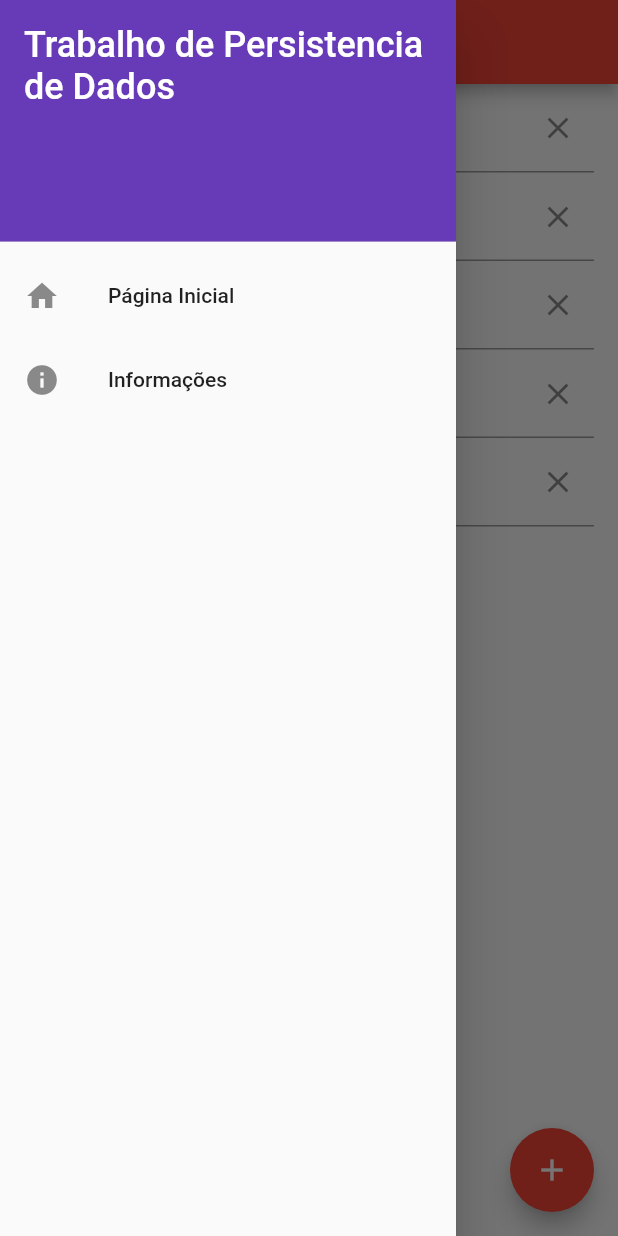
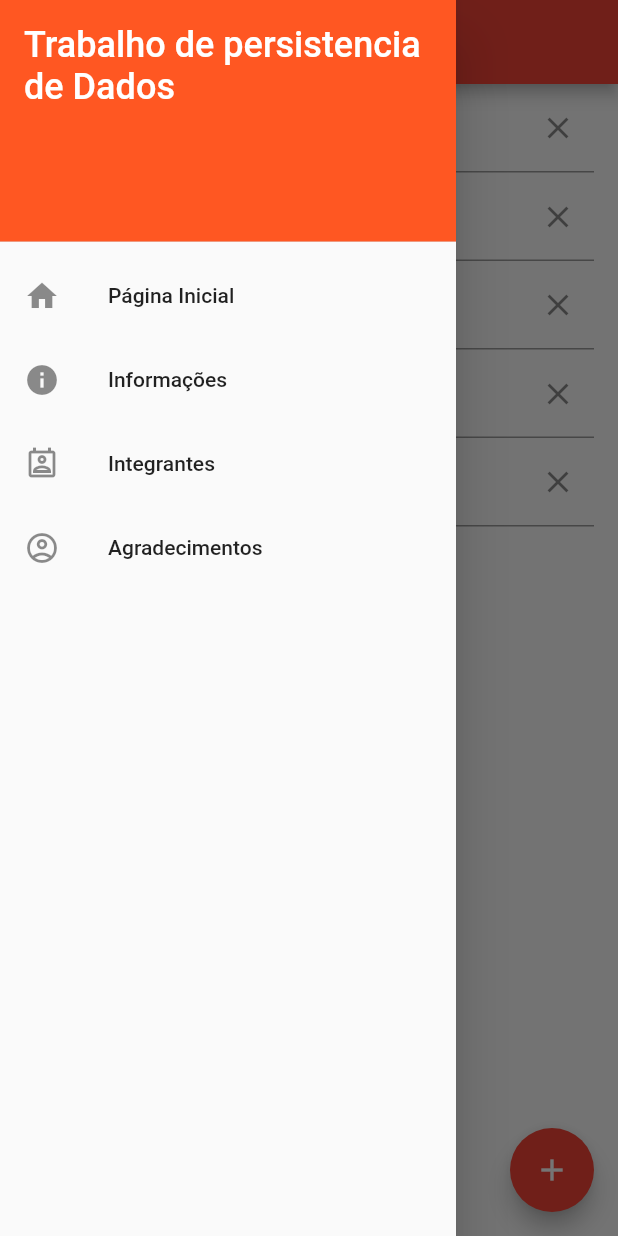
Before and after one commit to meHeronS/relat_5_BD, a Flutter app: the screen it shows after launch, with the side drawer open, on a phone screen of 412 x 824 dp. Run offline on Flutter 3.47's test engine with Material 2 defaults, Android fonts, the phone set to English and light mode, and no system bars; our stand-ins replace sqflite; accounts and stored records are empty.

Commit message:
att
novas alterações

```diff
--- a/lib/flutter_sqlite_crud/database_helper.dart
+++ b/lib/flutter_sqlite_crud/database_helper.dart
@@ -90,16 +90,16 @@ class DatabaseHelper {
     return await db.query(table);
   }
 
-  Future<void> deleteDatabase(String databasePath) async {
+  /*Future<void> deleteDatabase(String databasePath) async {
     String path = await getDatabasesPath();
     String databasePath = '$path/table.db';
 
     // Certifique-se de fechar o banco de dados antes de excluí-lo
-    //return await database.close();
+    return await database.close();
 
     // Exclua o banco de dados
     await deleteDatabase(databasePath);
 
     print('Banco de dados excluído com sucesso!');
-  }
+  }*/
 }
--- a/lib/flutter_sqlite_crud/note.dart
+++ b/lib/flutter_sqlite_crud/note.dart
@@ -34,7 +34,6 @@ class Note {
       phone: map['phone'],
       cpf: map['cpf'],
       mail: map['mail'],
-
     );
   }
 }
--- a/lib/main.dart
+++ b/lib/main.dart
@@ -1,13 +1,14 @@
 import 'package:flutter/material.dart';
 import 'package:relat_5/flutter_sqlite_crud/database_helper.dart';
 import 'package:relat_5/flutter_sqlite_crud/note.dart';
-import 'package:shared_preferences/shared_preferences.dart';
 
 void main() {
-  runApp(MyApp());
+  runApp(const MyApp());
 }
 
 class MyApp extends StatelessWidget {
+  const MyApp({super.key});
+
   @override
   Widget build(BuildContext context) {
     return MaterialApp(
@@ -15,12 +16,14 @@ class MyApp extends StatelessWidget {
       theme: ThemeData(
         primarySwatch: Colors.red,
       ),
-      home: MyHomePage(),
+      home: const MyHomePage(),
     );
   }
 }
 
 class MyHomePage extends StatefulWidget {
+  const MyHomePage({super.key});
+
   @override
   _MyHomePageState createState() => _MyHomePageState();
 }
@@ -29,24 +32,23 @@ class _MyHomePageState extends State<MyHomePage> {
   final dbHelper = DatabaseHelper.instance;
   List<Note> _notes = [];
 
-  final TextEditingController _name   = TextEditingController();
+  final TextEditingController _name = TextEditingController();
   final TextEditingController _adress = TextEditingController();
-  final TextEditingController _cpf    = TextEditingController();
-  final TextEditingController _mail   = TextEditingController();
-  final TextEditingController _phone  = TextEditingController();
+  final TextEditingController _cpf = TextEditingController();
+  final TextEditingController _mail = TextEditingController();
+  final TextEditingController _phone = TextEditingController();
 
-
-  final String task_name       = '';
-  final String task_adress     = '';
-  final String task_cpf        = '';
-  final String task_mail       = '';
-  final String task_phone      = '';
+  final String taskName = '';
+  final String taskAdress = '';
+  final String taskCpf = '';
+  final String taskMail = '';
+  final String taskPhone = '';
 
   @override
   void initState() {
     super.initState();
     _loadNotes();
-    _consultar_bd();
+    _consultarBD();
   }
 
   void _loadNotes() async {
@@ -56,14 +58,15 @@ class _MyHomePageState extends State<MyHomePage> {
     });
   }
 
-  void _consultar_bd() async {
+  void _consultarBD() async {
     final todasLinhas = await dbHelper.queryAllRows();
     print('Banco de Dados:');
-    todasLinhas.forEach((row) => print(row));
+    for (var row in todasLinhas) {
+      print(row);
+    }
   }
 
   void _addNote() async {
-
     Note newNote = Note(
       name: _name.text,
       adress: _adress.text,
@@ -76,30 +79,41 @@ class _MyHomePageState extends State<MyHomePage> {
     setState(() {
       newNote.id = id;
       _notes.add(newNote);
-      controller:  _name;
+      controller: _name;
       _name.clear();
-      controller:  _adress;
+      controller:
+      _adress;
       _adress.clear();
-      controller:  _cpf;
+      controller:
+      _cpf;
       _cpf.clear();
-      controller:  _mail;
+      controller:
+      _mail;
       _mail.clear();
-      controller:  _phone;
+      controller:
+      _phone;
       _phone.clear();
     });
+
     // imprime o banco
-    _consultar_bd();
+    _consultarBD();
   }
 
   void _updateNote(int index) async {
-    controller: _name;
+    controller:
+    _name;
+    _adress;
+    _cpf;
+    _mail;
+    _phone;
     Note updatedNote = Note(
       id: _notes[index].id,
       name: _name.text,
       adress: _adress.text,
       cpf: _cpf.text,
       mail: _mail.text,
-      phone: _phone.text,    );
+      phone: _phone.text,
+    );
 
     // atualiza o banco
     await dbHelper.update(updatedNote);
@@ -108,7 +122,7 @@ class _MyHomePageState extends State<MyHomePage> {
     });
 
     // imprime o banco
-    _consultar_bd();
+    _consultarBD();
   }
 
   void _deleteNote(int index) async {
@@ -118,7 +132,7 @@ class _MyHomePageState extends State<MyHomePage> {
     });
 
     // imprime o banco
-    _consultar_bd();
+    _consultarBD();
   }
 
   //função deletar o BD
@@ -130,18 +144,18 @@ class _MyHomePageState extends State<MyHomePage> {
   Widget build(BuildContext context) {
     return Scaffold(
       appBar: AppBar(
-        title: Text('Flutter SQLite CRUD'),
+        title: const Text('Flutter SQLite CRUD'),
       ),
       drawer: Drawer(
         child: ListView(
           padding: EdgeInsets.zero,
-          children:<Widget> [
-          DrawerHeader(
+          children: <Widget>[
+            const DrawerHeader(
               decoration: BoxDecoration(
-            color: Colors.deepPurple,
+                color: Colors.deepOrange,
               ),
               child: Text(
-              'Trabalho de Persistencia de Dados',
+                'Trabalho de persistencia de Dados',
                 style: TextStyle(
                   color: Colors.white,
                   fontSize: 24,
@@ -149,84 +163,127 @@ class _MyHomePageState extends State<MyHomePage> {
               ),
             ),
             ListTile(
-              leading: Icon(Icons.home),
-              title: Text('Página Inicial'),
-              onTap: (){
+              leading: const Icon(Icons.home),
+              title: const Text('Página Inicial'),
+              onTap: () {
                 Navigator.pop(context);
               },
             ),
             ListTile(
-        leading: Icon(Icons.info),
+              leading: const Icon(Icons.info),
+              title: const Text('Informações'),
+              onTap: () {
+                showDialog(context: context, builder: (BuildContext context){
+                  return const AlertDialog(
                     title: Text('Informações'),
-        onTap: () {
-          // Adicione a lógica para a ação quando o item for tocado
-          Navigator.pop(context); // Fecha o drawer
+                    content: Text('Trabalho de Persistencia de dados, visando o uso do SQFLite.\n'
+                        'Versão: 1.0\n'
+                        'Data: 23/11/2023'),
+                  );
+                }
+                );
               },
             ),
+            ListTile(
+              leading: const Icon(Icons.perm_contact_cal_outlined),
+              title: const Text('Integrantes'),
+              onTap: () {
+                showDialog(context: context, builder: (BuildContext context){
+                  return const AlertDialog(
+                    title: Text('Integrantes'),
+                    content: Text('Heron Silva\nKaiky Rezende\nLuiza Dutra\nMaruilio Frade\nRobson Oliveira'),
+                  );
+                }
+                );
+              },
+            ),
+            ListTile(
+              leading: const Icon(Icons.account_circle_outlined),
+              title: const Text('Agradecimentos'),
+              onTap: () {
+                showDialog(context: context, builder: (BuildContext context){
+                  return const AlertDialog(
+                    title: Text('Agradecimentos'),
+                    content: Text('João Rosado\nThales Santos\nWeuler Soares'),
+                  );
+                }
+                );
+              },
+            ),
+
           ],
         ),
       ),
       body: Center(
         child: Padding(
-          padding: const EdgeInsets.symmetric(horizontal: 16), // afastamente de 16 pixels nas bordas esquerda e direta
+          padding: const EdgeInsets.symmetric(
+              horizontal:
+                  16), // afastamente de 16 pixels nas bordas esquerda e direta
           child: Column(
-            mainAxisSize: MainAxisSize.min,                   // para centralizar a linha no meio da tela
+            mainAxisSize:
+                MainAxisSize.min, // para centralizar a linha no meio da tela
             children: [
               TextField(
                 controller: _name,
-                decoration:  InputDecoration(
+                decoration: InputDecoration(
                   labelText: 'Nome:',
                   // icone para apagar campo 'Tarefa'
                   suffixIcon: IconButton(
                     onPressed: _name.clear,
-                    icon: Icon(Icons.clear,
+                    icon: const Icon(
+                      Icons.clear,
                     ),
                   ),
                 ),
               ),
-
               TextField(
                 controller: _adress,
-                decoration:  InputDecoration(
+                decoration: InputDecoration(
                   labelText: 'Endereço:',
                   // icone para apagar campo 'Descrição'
                   suffixIcon: IconButton(
                     onPressed: _adress.clear,
-                    icon: Icon(Icons.clear,
+                    icon: const Icon(
+                      Icons.clear,
                     ),
                   ),
                 ),
               ),
               TextField(
                 controller: _cpf,
-                decoration:  InputDecoration(
+                decoration: InputDecoration(
                   labelText: 'CPF:',
                   // icone para apagar campo 'Descrição'
                   suffixIcon: IconButton(
                     onPressed: _cpf.clear,
-                    icon: Icon(Icons.clear,
+                    icon: const Icon(
+                      Icons.clear,
                     ),
                   ),
                 ),
-              ),TextField(
+              ),
+              TextField(
                 controller: _mail,
-                decoration:  InputDecoration(
+                decoration: InputDecoration(
                   labelText: 'Email:',
                   // icone para apagar campo 'Descrição'
                   suffixIcon: IconButton(
                     onPressed: _mail.clear,
-                    icon: Icon(Icons.clear,
+                    icon: const Icon(
+                      Icons.clear,
                     ),
                   ),
                 ),
-              ),TextField(
+              ),
+              TextField(
                 controller: _phone,
-                decoration:  InputDecoration(
+                decoration: InputDecoration(
                   labelText: 'Telefone:',
                   // icone para apagar campo 'Descrição'
                   suffixIcon: IconButton(
                     onPressed: _phone.clear,
-                    icon: Icon(Icons.clear,
+                    icon: const Icon(
+                      Icons.clear,
                     ),
                   ),
                 ),
@@ -242,14 +299,13 @@ class _MyHomePageState extends State<MyHomePage> {
                         mainAxisSize: MainAxisSize.min,
                         children: [
                           IconButton(
-                            icon: Icon(Icons.edit),
+                            icon: const Icon(Icons.edit),
                             onPressed: () {
                               _updateNote(index);
                             },
                           ),
-                          IconButton
-                            (
-                            icon: Icon(Icons.delete),
+                          IconButton(
+                            icon: const Icon(Icons.delete),
                             onPressed: () {
                               _deleteNote(index);
                             },
@@ -264,9 +320,8 @@ class _MyHomePageState extends State<MyHomePage> {
           ),
         ),
       ),
-
       floatingActionButton: FloatingActionButton(
-        child: Icon(Icons.add),
+        child: const Icon(Icons.add),
         onPressed: () {
           _addNote();
         },
```
Also changed, not shown: 1 other file. Lines whose indentation alone changed are shown as unchanged.
